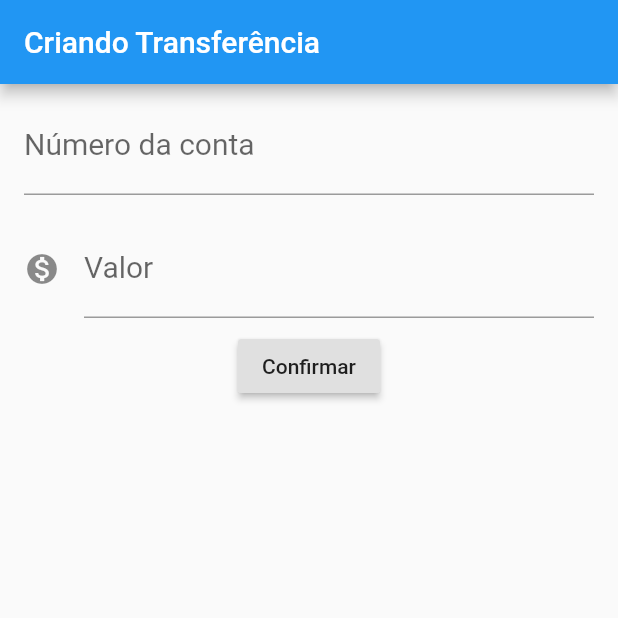
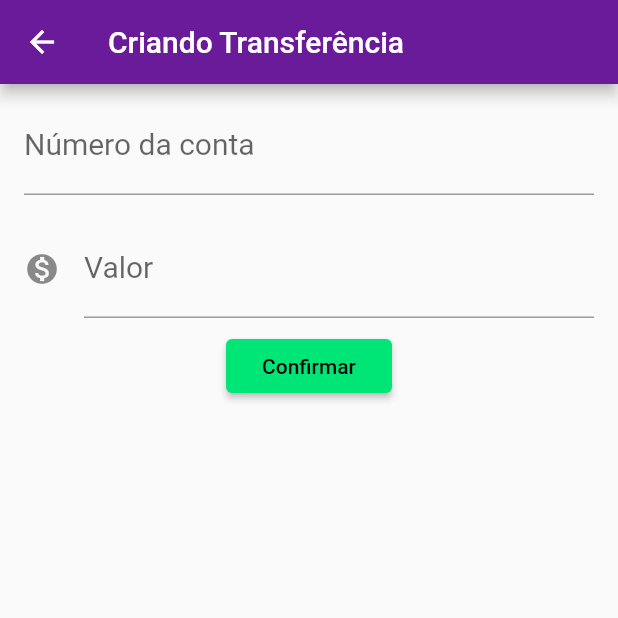
Before and after one commit to brunoborghi/flutter-projects, a Flutter app: the FormularioTransferencia screen opened directly, after a tap on "Confirmar", on a phone screen of 412 x 824 dp, the top half of it. Run offline on Flutter 3.47's test engine with Material 2 defaults, Android fonts, the phone set to English and light mode, and no system bars.

```diff
--- /dev/null
+++ b/bytebank/lib/components/editor.dart
@@ -0,0 +1,34 @@
+import 'package:flutter/material.dart';
+
+class Editor extends StatelessWidget {
+  final TextEditingController controlador;
+  final String rotulo;
+  final String dica;
+  final IconData icone;
+
+  Editor({
+    this.controlador,
+    this.rotulo,
+    this.dica,
+    this.icone,
+  });
+
+  @override
+  Widget build(BuildContext context) {
+    return Padding(
+      padding: const EdgeInsets.fromLTRB(16.0, 8.0, 16.0, 8.0),
+      child: TextField(
+        controller: controlador,
+        style: TextStyle(
+          fontSize: 20.0,
+        ),
+        decoration: InputDecoration(
+          icon: icone != null ? Icon(icone) : null,
+          labelText: rotulo,
+          hintText: dica,
+        ),
+        keyboardType: TextInputType.number,
+      ),
+    );
+  }
+}
--- a/bytebank/lib/main.dart
+++ b/bytebank/lib/main.dart
@@ -1,3 +1,4 @@
+import 'package:bytebank/screens/transferencia/lista.dart';
 import 'package:flutter/material.dart';
 
 void main() => runApp(BytebankApp());
@@ -6,123 +7,15 @@ class BytebankApp extends StatelessWidget {
   @override
   Widget build(BuildContext context) {
     return MaterialApp(
-      home: Scaffold(
-        body: FormularioTransferencia(),
+      theme: ThemeData(
+        primaryColor: Colors.purple[800],
+        accentColor: Colors.greenAccent[400],
+        buttonTheme: ButtonThemeData(
+          buttonColor: Colors.greenAccent[400],
+          textTheme: ButtonTextTheme.primary,
+        ),
       ),
+      home: ListaTransferencias(),
     );
   }
 }
-
-class FormularioTransferencia extends StatelessWidget {
-  final TextEditingController _controladorCampoNumeroConta = TextEditingController();
-  final TextEditingController _controladorCampoValor = TextEditingController();
-
-  @override
-  Widget build(BuildContext context) {
-    return Scaffold(
-      appBar: AppBar(
-        title: Text("Criando Transferência"),
-      ),
-      body: Column(
-        children: <Widget>[
-          Padding(
-            padding: const EdgeInsets.fromLTRB(16.0, 8.0, 16.0, 8.0),
-            child: TextField(
-              controller: _controladorCampoNumeroConta,
-              style: TextStyle(
-                fontSize: 20.0,
-              ),
-              decoration: InputDecoration(
-                labelText: 'Número da conta',
-                hintText: '0000',
-              ),
-              keyboardType: TextInputType.number,
-            ),
-          ),
-          Padding(
-            padding: const EdgeInsets.fromLTRB(16.0, 8.0, 16.0, 8.0),
-            child: TextField(
-              controller: _controladorCampoValor,
-              style: TextStyle(
-                fontSize: 20.0,
-              ),
-              decoration: InputDecoration(
-                icon: Icon(Icons.monetization_on),
-                labelText: 'Valor',
-                hintText: '0.00',
-              ),
-              keyboardType: TextInputType.number,
-            ),
-          ),
-          RaisedButton(
-            child: Text('Confirmar'),
-            onPressed: () {
-              debugPrint('clicou no confirmar');
-              final int numeroConta = int.tryParse(_controladorCampoNumeroConta.text);
-              final double valor = double.tryParse(_controladorCampoValor.text);
-              if (numeroConta != null && valor != null) {
-                final transferenciaCriada = Transferencia(valor, numeroConta);
-                debugPrint('$transferenciaCriada');
-                Scaffold.of(context).showSnackBar(
-                  SnackBar(
-                    content: Text('$transferenciaCriada'),
-                  )
-                );
-              }
-            },
-          ),
-        ],
-      ),
-    );
-  }
-}
-
-class ListaTransferencias extends StatelessWidget {
-  @override
-  Widget build(BuildContext context) {
-    return Scaffold(
-      appBar: AppBar(
-        title: Text('Transferências'),
-      ),
-      body: Column(
-        children: <Widget>[
-          ItemTransferencia(Transferencia(100.0, 1000)),
-          ItemTransferencia(Transferencia(200.0, 2001)),
-          ItemTransferencia(Transferencia(300.0, 3002)),
-        ],
-      ),
-      floatingActionButton: FloatingActionButton(
-        child: Icon(Icons.add),
-      ),
-    );
-  }
-}
-
-class ItemTransferencia extends StatelessWidget {
-  final Transferencia transferencia;
-
-  ItemTransferencia(this.transferencia);
-
-  @override
-  Widget build(BuildContext context) {
-    return Card(
-      child: ListTile(
-        leading: Icon(Icons.monetization_on),
-        title: Text(transferencia.valor.toString()),
-        subtitle: Text(transferencia.numeroConta.toString()),
-      ),
-    );
-  }
-}
-
-class Transferencia {
-  final double valor;
-  final int numeroConta;
-
-  Transferencia(this.valor, this.numeroConta);
-
-  @override
-  String toString() {
-    return 'Transferencia{valor: $valor, numeroConta: $numeroConta}';
-  }
-}
--- /dev/null
+++ b/bytebank/lib/models/transferencia.dart
@@ -0,0 +1,14 @@
+class Transferencia {
+  final double valor;
+  final int numeroConta;
+
+  Transferencia(
+    this.valor,
+    this.numeroConta,
+  );
+
+  @override
+  String toString() {
+    return 'Transferencia{valor: $valor, numeroConta: $numeroConta}';
+  }
+}
--- /dev/null
+++ b/bytebank/lib/screens/transferencia/formulario.dart
@@ -0,0 +1,65 @@
+import 'package:bytebank/components/editor.dart';
+import 'package:bytebank/models/transferencia.dart';
+import 'package:flutter/material.dart';
+
+const _tituloAppBar = 'Criando Transferência';
+
+const _rotuloCampoValor = 'Valor';
+const _dicaCampoValor = '0.00';
+
+const _rotuloCampoNumeroConta = 'Número da conta';
+const _dicaCampoNumeroConta = '0000';
+
+const _textoBotaoConfirmar = 'Confirmar';
+
+class FormularioTransferencia extends StatefulWidget {
+  @override
+  State<StatefulWidget> createState() {
+    return FormularioTransferenciaState();
+  }
+}
+
+class FormularioTransferenciaState extends State<FormularioTransferencia> {
+
+  final TextEditingController _controladorCampoNumeroConta = TextEditingController();
+  final TextEditingController _controladorCampoValor = TextEditingController();
+
+  @override
+  Widget build(BuildContext context) {
+    return Scaffold(
+      appBar: AppBar(
+        title: Text(_tituloAppBar),
+      ),
+      body: SingleChildScrollView(
+        child: Column(
+          children: <Widget>[
+            Editor(
+              controlador: _controladorCampoNumeroConta,
+              rotulo: _rotuloCampoNumeroConta,
+              dica: _dicaCampoNumeroConta,
+            ),
+            Editor(
+              controlador: _controladorCampoValor,
+              rotulo: _rotuloCampoValor,
+              dica: _dicaCampoValor,
+              icone: Icons.monetization_on,
+            ),
+            RaisedButton(
+              child: Text(_textoBotaoConfirmar),
+              onPressed: () => _criaTransferencia(context),
+            ),
+          ],
+        ),
+      ),
+    );
+  }
+
+  void _criaTransferencia(BuildContext context) {
+    final int numeroConta = int.tryParse(_controladorCampoNumeroConta.text);
+    final double valor = double.tryParse(_controladorCampoValor.text);
+    if (numeroConta != null && valor != null) {
+      final transferenciaCriada = Transferencia(valor, numeroConta);
+      Navigator.pop(context, transferenciaCriada);
+    }
+  }
+}
```
Also changed, not shown: bytebank/lib/screens/transferencia/lista.dart (added, +67 -0 lines), 1 other file.
